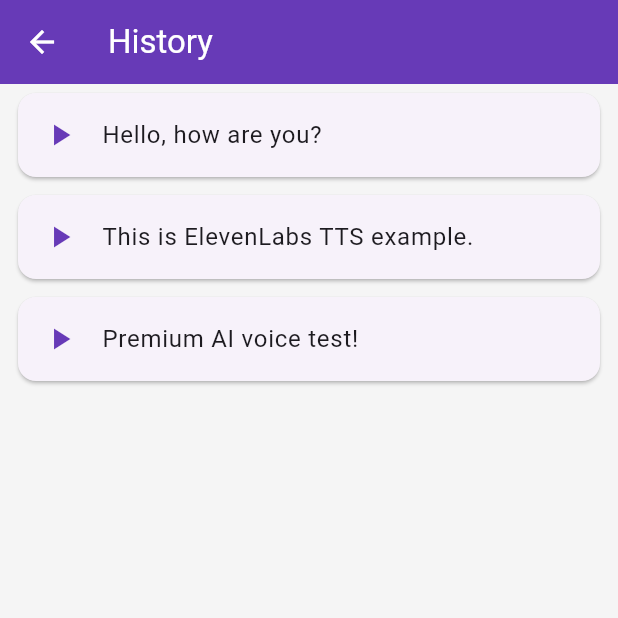
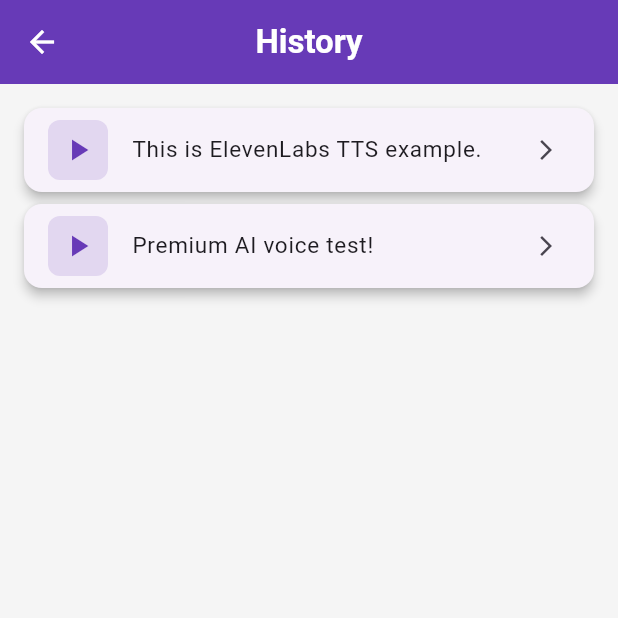
Before and after one commit to muhammadhassanmahar/TTS-App, a Flutter app: the HistoryScreen screen opened by its route, on a phone screen of 412 x 824 dp, the top half of it. Run offline on Flutter 3.47's test engine with Material 3 defaults, Android fonts, the phone set to English and light mode, and no system bars; our stand-ins replace audioplayers.

Commit message:
Update: <yaha short note likho>

```diff
--- a/lib/screens/history_screen.dart
+++ b/lib/screens/history_screen.dart
@@ -8,9 +8,8 @@ class HistoryScreen extends StatefulWidget {
 }
 
 class _HistoryScreenState extends State<HistoryScreen> {
-  // Demo history list
+  // Demo static history list
   final List<String> _history = [
-    "Hello, how are you?",
     "This is ElevenLabs TTS example.",
     "Premium AI voice test!"
   ];
@@ -24,18 +23,34 @@ class _HistoryScreenState extends State<HistoryScreen> {
   @override
   Widget build(BuildContext context) {
     return Scaffold(
-      appBar: AppBar(title: const Text("History")),
+      appBar: AppBar(
+        title: const Text(
+          "History",
+          style: TextStyle(fontWeight: FontWeight.bold),
+        ),
+        centerTitle: true,
+        elevation: 0,
+      ),
       body: _history.isEmpty
-          ? const Center(child: Text("No history yet."))
+          ? const Center(
+              child: Text(
+                "No history yet.",
+                style: TextStyle(fontSize: 16, color: Colors.grey),
+              ),
+            )
           : ListView.builder(
               itemCount: _history.length,
+              padding: const EdgeInsets.all(12),
               itemBuilder: (context, index) {
                 final text = _history[index];
                 return Dismissible(
                   key: Key(text),
                   direction: DismissDirection.endToStart,
                   background: Container(
-                    color: Colors.red,
+                    decoration: BoxDecoration(
+                      color: Colors.red,
+                      borderRadius: BorderRadius.circular(12),
+                    ),
                     alignment: Alignment.centerRight,
                     padding: const EdgeInsets.symmetric(horizontal: 20),
                     child: const Icon(Icons.delete, color: Colors.white),
@@ -47,10 +62,25 @@ class _HistoryScreenState extends State<HistoryScreen> {
                     );
                   },
                   child: Card(
-                    margin: const EdgeInsets.symmetric(horizontal: 12, vertical: 6),
+                    elevation: 3,
+                    shape: RoundedRectangleBorder(
+                      borderRadius: BorderRadius.circular(12),
+                    ),
                     child: ListTile(
-                      leading: const Icon(Icons.play_arrow, color: Colors.deepPurple),
-                      title: Text(text),
+                      leading: Container(
+                        decoration: BoxDecoration(
+                          color: Colors.deepPurple.withOpacity(0.15),
+                          borderRadius: BorderRadius.circular(8),
+                        ),
+                        padding: const EdgeInsets.all(8),
+                        child: const Icon(Icons.play_arrow,
+                            color: Colors.deepPurple),
+                      ),
+                      title: Text(
+                        text,
+                        style: const TextStyle(fontSize: 15),
+                      ),
+                      trailing: const Icon(Icons.arrow_forward_ios, size: 16),
                       onTap: () {
                         ScaffoldMessenger.of(context).showSnackBar(
                           SnackBar(content: Text("Play audio for: $text")),
```
